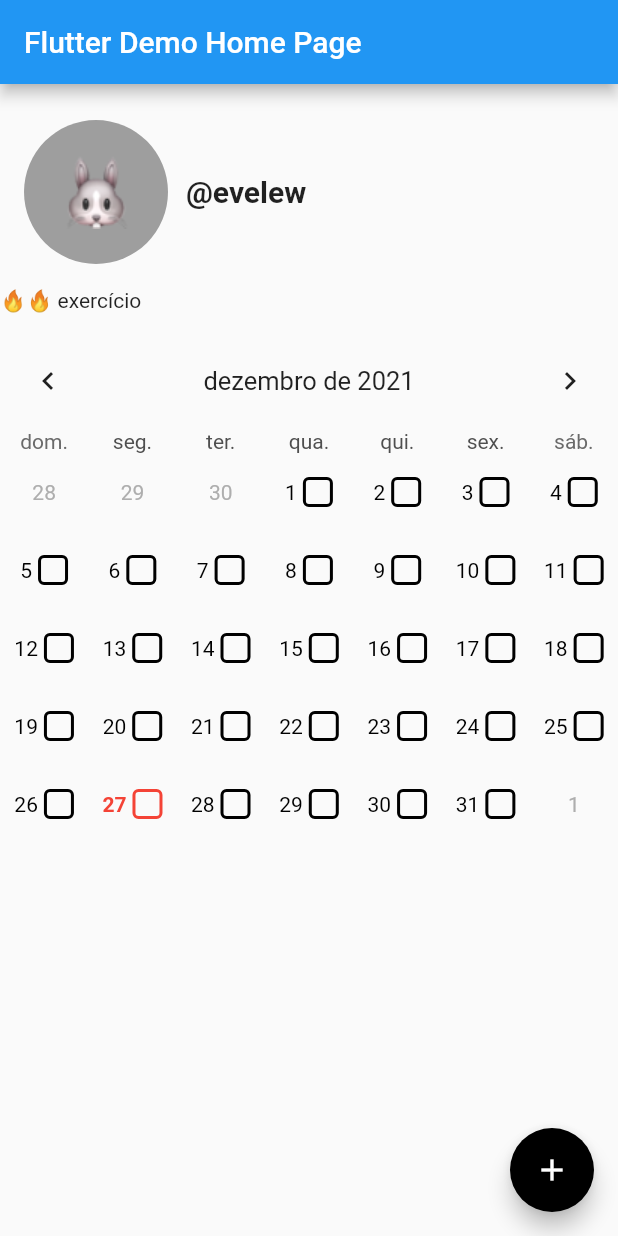
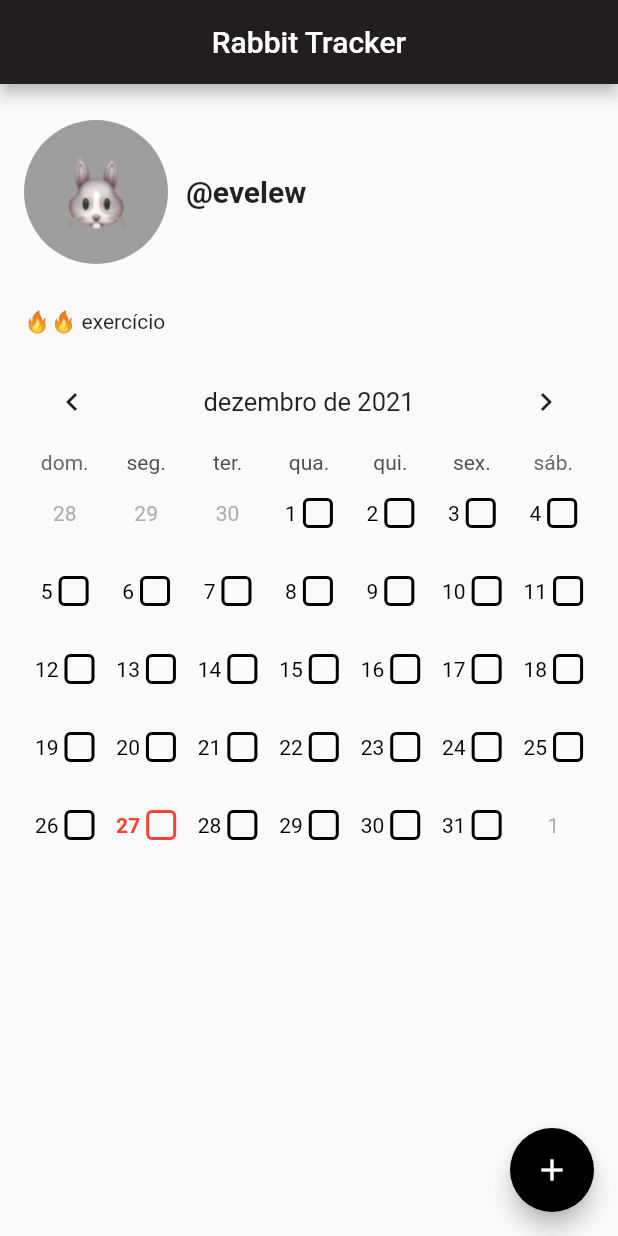
Before and after one commit to evelew/rabbit_tracker_app, a Flutter app: the screen it shows after launch, on a phone screen of 412 x 824 dp. Run offline on Flutter 3.47's test engine with Material 2 defaults, Android fonts, the phone set to English and light mode, and no system bars; drawn by our look-alikes of table_calendar.

Commit message:
Fix spacement and colors

```diff
--- a/lib/components/habit_dashboard.dart
+++ b/lib/components/habit_dashboard.dart
@@ -3,7 +3,7 @@ import 'package:flutter/material.dart';
 import 'package:provider/provider.dart';
 import 'package:table_calendar/table_calendar.dart';
 
-class Counter extends ChangeNotifier {
+class MarkedDays extends ChangeNotifier {
   var _markedDays = [];
 
   dynamic get getMarkedDays {
@@ -34,12 +34,15 @@ class HabitDashboard extends StatelessWidget {
     return MultiProvider(
         providers: [
           ChangeNotifierProvider.value(
-            value: Counter(),
+            value: MarkedDays(),
           )
         ],
-        child: Column(
-            crossAxisAlignment: CrossAxisAlignment.start,
-            children: [Text(name), SizedBox(height: 14), Calendar()]));
+        child: Column(crossAxisAlignment: CrossAxisAlignment.start, children: [
+          Padding(
+              padding: EdgeInsets.fromLTRB(16, 0, 16, 0), child: Text(name)),
+          SizedBox(height: 14),
+          Padding(padding: EdgeInsets.fromLTRB(16, 0, 16, 0), child: Calendar())
+        ]));
   }
 }
 
@@ -47,12 +50,12 @@ class Calendar extends StatelessWidget {
   const Calendar({Key? key}) : super(key: key);
 
   void _markDay(BuildContext context, selectedDay) {
-    Provider.of<Counter>(context, listen: false).markDay(selectedDay);
+    Provider.of<MarkedDays>(context, listen: false).markDay(selectedDay);
   }
 
   @override
   Widget build(BuildContext context) {
-    var markedDays = Provider.of<Counter>(context).getMarkedDays;
+    var markedDays = Provider.of<MarkedDays>(context).getMarkedDays;
 
     bool isDayMarked(day) {
       return markedDays.contains(day);
--- /dev/null
+++ b/lib/config/palette.dart
@@ -0,0 +1,21 @@
+import 'package:flutter/material.dart';
+
+// TODO: corrigir cores
+
+class Palette {
+  static const MaterialColor kToDark = MaterialColor(
+    0xff231E1E, // 0% comes in here, this will be color picked if no shade is selected when defining a Color property which doesn’t require a swatch.
+    <int, Color>{
+      50: Color(0xffce5641), //10%
+      100: Color(0xffb74c3a), //20%
+      200: Color(0xffa04332), //30%
+      300: Color(0xff89392b), //40%
+      400: Color(0xff733024), //50%
+      500: Color(0xff5c261d), //60%
+      600: Color(0xff451c16), //70%
+      700: Color(0xff2e130e), //80%
+      800: Color(0xff170907), //90%
+      900: Color(0xff000000), //100%
+    },
+  );
+}
--- a/lib/main.dart
+++ b/lib/main.dart
@@ -3,6 +3,8 @@ import 'package:intl/date_symbol_data_local.dart';
 
 import 'package:rabbit_tracker_app/components/habit_dashboard.dart';
 import 'package:rabbit_tracker_app/components/user_avatar.dart';
+
+import 'package:rabbit_tracker_app/config/palette.dart';
 
 void main() {
   initializeDateFormatting('pt_BR');
@@ -16,7 +18,7 @@ class MyApp extends StatelessWidget {
   @override
   Widget build(BuildContext context) {
     return MaterialApp(
-      title: 'Flutter Demo',
+      title: 'Rabbit Tracker',
       theme: ThemeData(
         // This is the theme of your application.
         //
@@ -27,9 +29,9 @@ class MyApp extends StatelessWidget {
         // or simply save your changes to "hot reload" in a Flutter IDE).
         // Notice that the counter didn't reset back to zero; the application
         // is not restarted.
-        primarySwatch: Colors.blue,
+        primarySwatch: Palette.kToDark,
       ),
-      home: const MyHomePage(title: 'Flutter Demo Home Page'),
+      home: const MyHomePage(title: 'Rabbit Tracker'),
     );
   }
 }
@@ -79,7 +81,7 @@ class _MyHomePageState extends State<MyHomePage> {
       appBar: AppBar(
         // Here we take the value from the MyHomePage object that was created by
         // the App.build method, and use it to set our appbar title.
-        title: Text(widget.title),
+        title: Align(child: Text(widget.title)),
       ),
       floatingActionButton: FloatingActionButton(
         child: Icon(Icons.add),
@@ -98,6 +100,7 @@ class _MyHomePageState extends State<MyHomePage> {
               ],
             ),
           ),
+          SizedBox(height: 14),
           HabitDashboard(name: '🔥🔥 exercício'),
         ],
       ),
```
